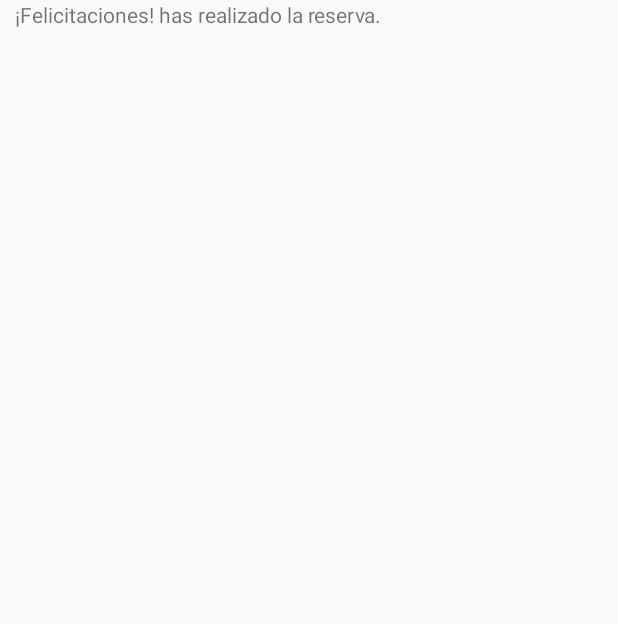
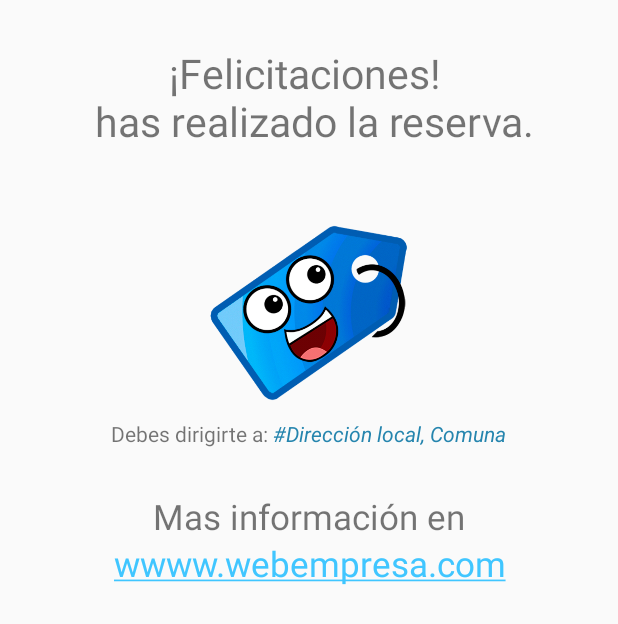
Before and after one commit to figonzal1/amiapp, an Android app: the NeedOfferViewLocalActivity screen opened directly, with no data from a screen before it, on a phone screen of 412 x 824 dp. Shown: the top 624 px of the screen. Run offline under Robolectric (Android 15) with nearby library versions, the phone set to English and light mode, and no system bars; our stand-ins replace Picasso; pictures from the network do not load; 1 statement that could not run was skipped.

Commit message:
LocalActivity despliega informacion. Faltan detalles

```diff
--- a/app/src/main/java/techwork/ami/Need/NeedOfferDetails/NeedOfferViewActivity.java
+++ b/app/src/main/java/techwork/ami/Need/NeedOfferDetails/NeedOfferViewActivity.java
@@ -125,8 +125,8 @@ public class NeedOfferViewActivity extends AppCompatActivity {
                                 public void run() {
                                     Intent intent = new Intent(NeedOfferViewActivity.this,NeedOfferViewLocalActivity.class);
                                     intent.putExtra(Config.TAG_GNO_IDLOCAL,idLocal);
+                                    startActivity(intent);
                                     finish();
-                                    startActivity(intent);
                                 }
 
                             }, 2500);
--- a/app/src/main/res/layout/need_card_view.xml
+++ b/app/src/main/res/layout/need_card_view.xml
@@ -15,8 +15,7 @@
         android:paddingTop="10dp"
         android:paddingBottom="5dp"
         android:paddingStart="10dp"
-        android:background="?android:attr/selectableItemBackground"
-        >
+        android:background="?android:attr/selectableItemBackground">
 
         <TextView
             android:id="@+id/tv_need_tittle"
--- a/app/src/main/res/layout/need_offer_card_view.xml
+++ b/app/src/main/res/layout/need_offer_card_view.xml
@@ -5,7 +5,8 @@
     android:layout_height="wrap_content"
     android:layout_width="match_parent"
     card_view:cardUseCompatPadding="true"
-    card_view:cardCornerRadius="3dp">
+    card_view:cardCornerRadius="3dp"
+    >
 
     <RelativeLayout
         android:layout_width="match_parent"
--- a/app/src/main/res/layout/need_offer_view_activity.xml
+++ b/app/src/main/res/layout/need_offer_view_activity.xml
@@ -117,11 +117,7 @@
                 android:layout_height="wrap_content"
                 android:textSize="13sp"
                 android:text="Fecha de expiración: XX/XX/XX" />
-            <!--<TextView
-                android:id="@+id/tv_need_offer_view_stock"
-                android:layout_width="wrap_content"
-                android:layout_height="wrap_content"
-                android:text="Stock actual: XX" />-->
+
 
         </LinearLayout>
 
--- a/app/src/main/res/layout/need_offer_view_local_activity.xml
+++ b/app/src/main/res/layout/need_offer_view_local_activity.xml
@@ -10,8 +10,64 @@
     tools:context="techwork.ami.Need.NeedOfferLocalDetails.NeedOfferViewLocalActivity">
 
     <TextView
+        android:id="@+id/tv_local"
         android:layout_width="match_parent"
         android:layout_height="wrap_content"
-        android:text="¡Felicitaciones! has realizado la reserva."/>
+        android:layout_marginTop="30dp"
+        android:gravity="center_horizontal"
+        android:textSize="27sp"
+        android:text="¡Felicitaciones! \n has realizado la reserva."/>
 
+    <ImageView
+        android:id="@+id/iv_local"
+        android:layout_centerHorizontal="true"
+        android:layout_marginTop="40dp"
+        android:layout_width="140dp"
+        android:layout_height="140dp"
+        android:src="@drawable/logo_ami"
+        android:layout_below="@id/tv_local" />
+
+    <LinearLayout
+        android:id="@+id/linear_layout"
+        android:layout_width="match_parent"
+        android:layout_height="wrap_content"
+        android:layout_below="@id/iv_local"
+        android:gravity="center_horizontal">
+
+        <TextView
+            android:id="@+id/tv_address1"
+            android:layout_width="wrap_content"
+            android:layout_height="wrap_content"
+            android:text="Debes dirigirte a: "
+            />
+        <TextView
+            android:id="@+id/tv_address2"
+            android:layout_width="wrap_content"
+            android:layout_height="wrap_content"
+            android:text="#Dirección local, Comuna"
+            android:textStyle="italic"
+            android:textColor="@color/colorPrimary"
+            />
+    </LinearLayout>
+
+    <TextView
+        android:id="@+id/tv_web1"
+        android:layout_marginTop="30dp"
+        android:textSize="23sp"
+        android:layout_width="wrap_content"
+        android:layout_height="wrap_content"
+        android:text="Mas información en"
+        android:layout_below="@+id/linear_layout"
+        android:layout_centerHorizontal="true"
+        />
+    <TextView
+        android:id="@+id/tv_web2"
+        android:textSize="23sp"
+        android:layout_width="match_parent"
+        android:layout_height="wrap_content"
+        android:text="wwww.webempresa.com"
+        android:layout_below="@+id/tv_web1"
+        android:gravity="center_horizontal"
+        android:autoLink="web"
+        />
 </RelativeLayout>
```
Also changed, not shown: app/src/main/java/techwork/ami/Need/NeedOfferLocalDetails/NeedOfferViewLocalActivity.java (+22 -8 lines), app/src/main/java/techwork/ami/category/FragmentCategory.java (+0 -9 lines).
